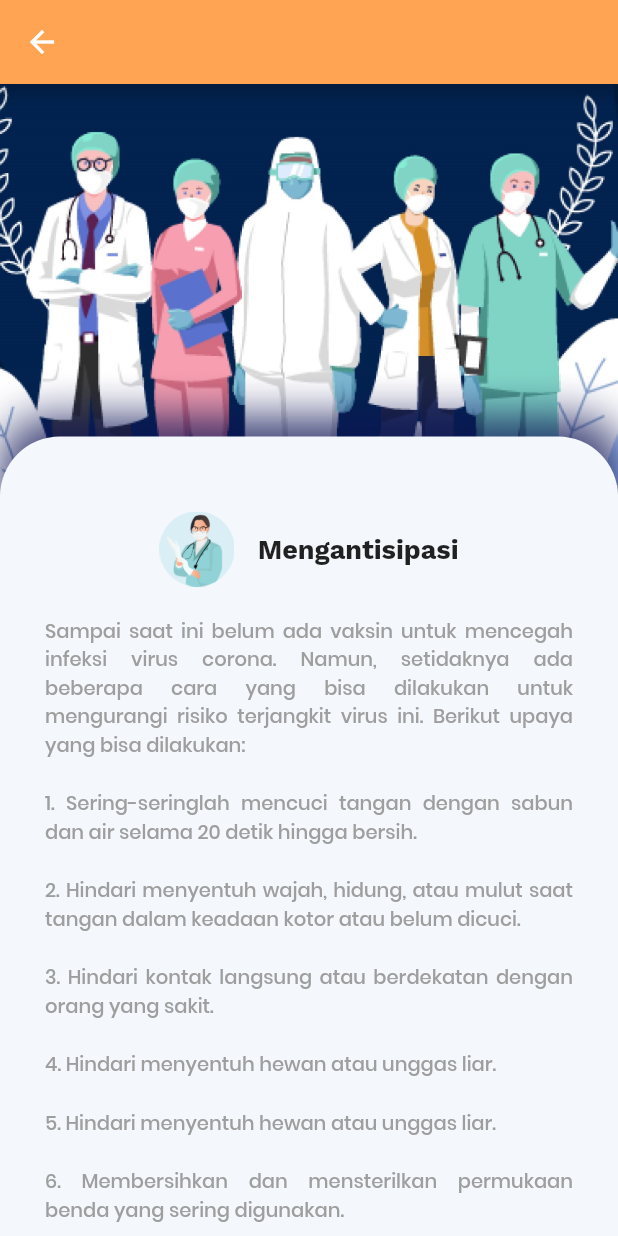
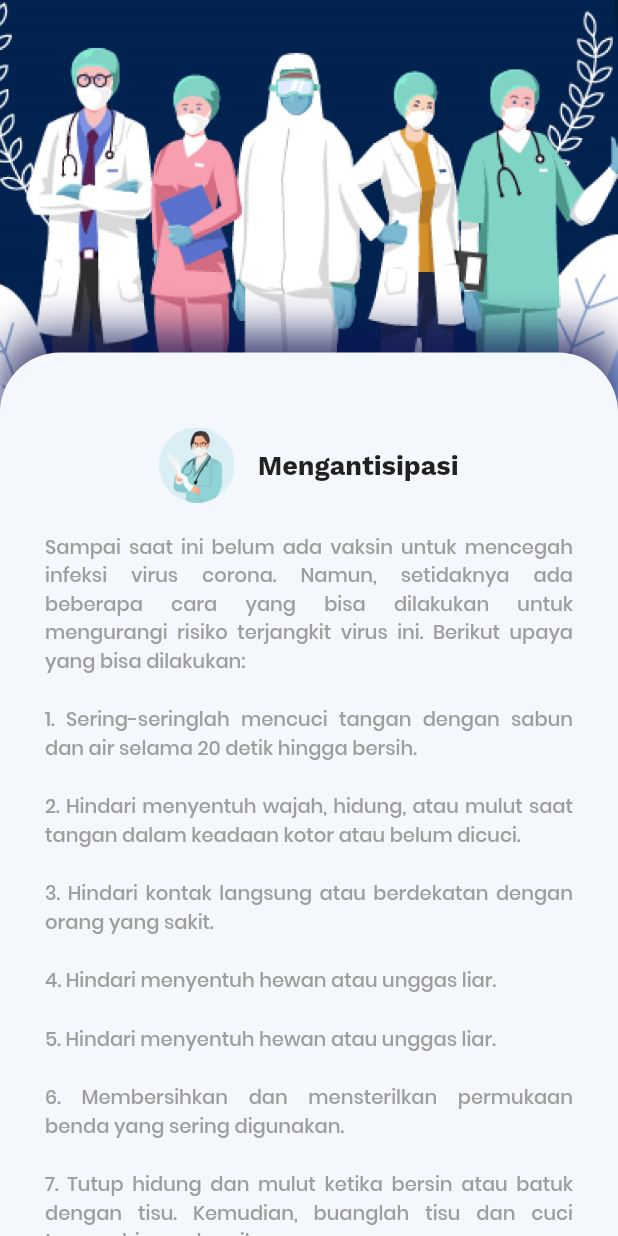
Before and after one commit to geofany/covid_19, a Flutter app: the mengantisipasi screen opened directly, on a phone screen of 412 x 824 dp. Run offline on Flutter 3.47's test engine with Material 2 defaults, Android fonts, the phone set to English and light mode, and no system bars; our stand-ins replace carousel_pro.

Commit message:
delete appbar

```diff
--- a/lib/mencegah.dart
+++ b/lib/mencegah.dart
@@ -9,9 +9,9 @@ class _mencegahState extends State<mencegah> {
   @override
   Widget build(BuildContext context) {
     return Scaffold(
-      appBar: AppBar(
-        backgroundColor: Color(0xffFEA453),
-      ),
+      // appBar: AppBar(
+      //   backgroundColor: Color(0xffFEA453),
+      // ),
       body: ListView(
         children: <Widget>[
           Stack(
--- a/lib/mengantisipasi.dart
+++ b/lib/mengantisipasi.dart
@@ -9,9 +9,9 @@ class _mengantisipasiState extends State<mengantisipasi> {
   @override
   Widget build(BuildContext context) {
     return Scaffold(
-      appBar: AppBar(
-        backgroundColor: Color(0xffFEA453),
-      ),
+      // appBar: AppBar(
+      //   backgroundColor: Color(0xffFEA453),
+      // ),
       body: ListView(
         children: <Widget>[
           Stack(
--- a/lib/mengenal.dart
+++ b/lib/mengenal.dart
@@ -9,9 +9,9 @@ class _mengenalState extends State<mengenal> {
   @override
   Widget build(BuildContext context) {
       return Scaffold(
-        appBar: AppBar(
-          backgroundColor: Color(0xffFEA453),
-        ),
+        // appBar: AppBar(
+        //   backgroundColor: Color(0xffFEA453),
+        // ),
         body: Stack(
           children: <Widget>[
             Container(
```
